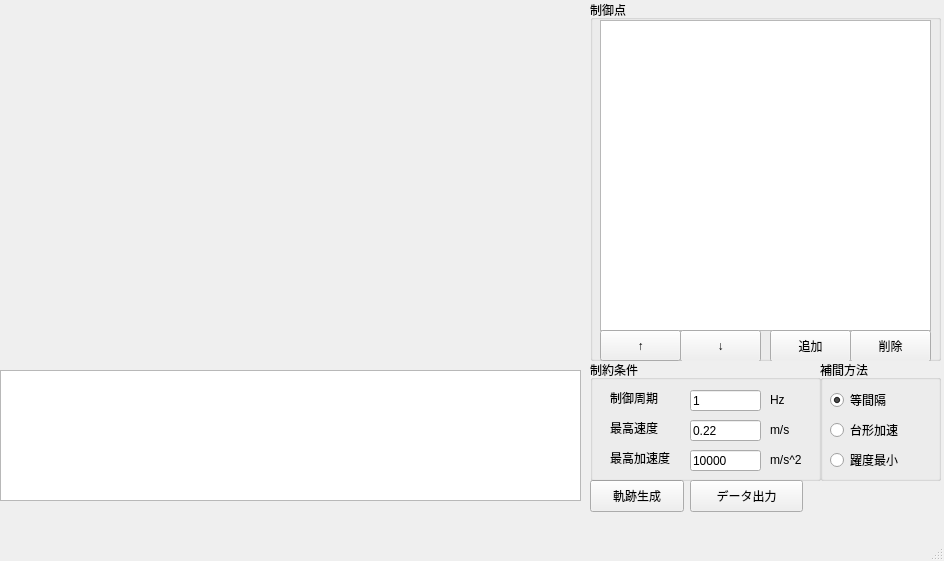
Qt form trajectory_generator.ui (surpace0924/trajectory_generator) before a commit.
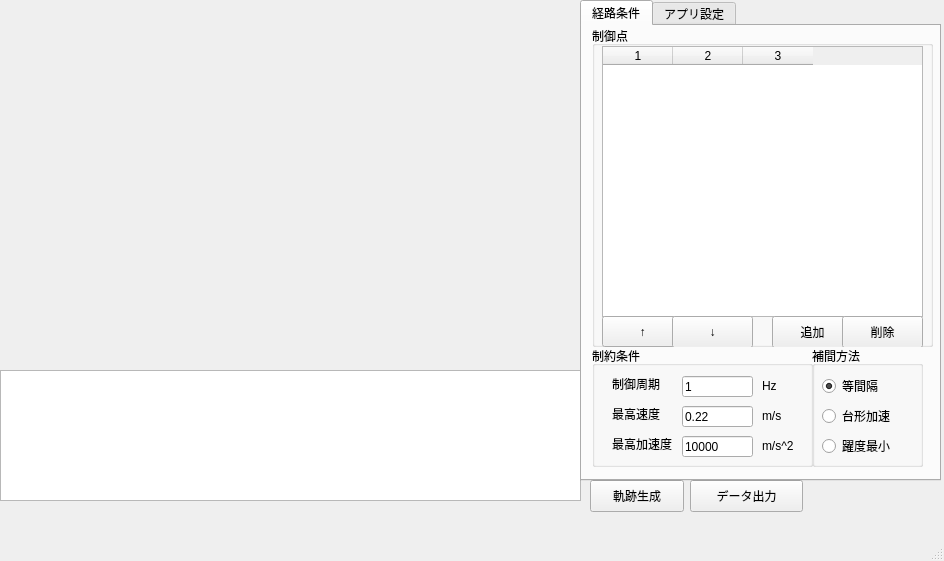
The same form after that commit.

What changed in the file:
```diff
--- a/trajectory_generator.ui
+++ b/trajectory_generator.ui
@@ -50,13 +50,48 @@
      <string>軌跡生成</string>
     </property>
    </widget>
+   <widget class="QPushButton" name="pushButton_2">
+    <property name="enabled">
+     <bool>true</bool>
+    </property>
+    <property name="geometry">
+     <rect>
+      <x>690</x>
+      <y>480</y>
+      <width>113</width>
+      <height>32</height>
+     </rect>
+    </property>
+    <property name="text">
+     <string>データ出力</string>
+    </property>
+    <property name="default">
+     <bool>false</bool>
+    </property>
+   </widget>
+   <widget class="QTabWidget" name="tabWidget">
+    <property name="geometry">
+     <rect>
+      <x>580</x>
+      <y>0</y>
+      <width>361</width>
+      <height>481</height>
+     </rect>
+    </property>
+    <property name="currentIndex">
+     <number>0</number>
+    </property>
+    <widget class="QWidget" name="tab">
+     <attribute name="title">
+      <string>経路条件</string>
+     </attribute>
    <widget class="QGroupBox" name="groupBox">
     <property name="geometry">
      <rect>
-      <x>590</x>
+        <x>10</x>
       <y>0</y>
-      <width>351</width>
-      <height>361</height>
+        <width>341</width>
+        <height>321</height>
      </rect>
     </property>
     <property name="title">
@@ -67,19 +102,25 @@
       <rect>
        <x>10</x>
        <y>20</y>
-       <width>331</width>
-       <height>311</height>
-      </rect>
-     </property>
+         <width>321</width>
+         <height>271</height>
+        </rect>
+       </property>
+       <property name="columnCount">
+        <number>3</number>
+       </property>
      <attribute name="horizontalHeaderDefaultSectionSize">
       <number>70</number>
      </attribute>
+       <column/>
+       <column/>
+       <column/>
     </widget>
     <widget class="QPushButton" name="pushButton_3">
      <property name="geometry">
       <rect>
        <x>10</x>
-       <y>330</y>
+         <y>290</y>
        <width>81</width>
        <height>31</height>
       </rect>
@@ -91,8 +132,8 @@
     <widget class="QPushButton" name="pushButton_4">
      <property name="geometry">
       <rect>
-       <x>90</x>
-       <y>330</y>
+         <x>80</x>
+         <y>290</y>
        <width>81</width>
        <height>32</height>
       </rect>
@@ -105,7 +146,7 @@
      <property name="geometry">
       <rect>
        <x>180</x>
-       <y>330</y>
+         <y>290</y>
        <width>81</width>
        <height>32</height>
       </rect>
@@ -117,8 +158,8 @@
     <widget class="QPushButton" name="pushButton_6">
      <property name="geometry">
       <rect>
-       <x>260</x>
-       <y>330</y>
+         <x>250</x>
+         <y>290</y>
        <width>81</width>
        <height>32</height>
       </rect>
@@ -131,9 +172,9 @@
    <widget class="QGroupBox" name="groupBox_2">
     <property name="geometry">
      <rect>
-      <x>590</x>
-      <y>360</y>
-      <width>231</width>
+        <x>10</x>
+        <y>320</y>
+        <width>221</width>
       <height>121</height>
      </rect>
     </property>
@@ -182,7 +223,7 @@
     <widget class="QLineEdit" name="lineEdit">
      <property name="geometry">
       <rect>
-       <x>100</x>
+         <x>90</x>
        <y>30</y>
        <width>71</width>
        <height>21</height>
@@ -195,7 +236,7 @@
     <widget class="QLineEdit" name="lineEdit_2">
      <property name="geometry">
       <rect>
-       <x>100</x>
+         <x>90</x>
        <y>60</y>
        <width>71</width>
        <height>21</height>
@@ -208,7 +249,7 @@
     <widget class="QLineEdit" name="lineEdit_3">
      <property name="geometry">
       <rect>
-       <x>100</x>
+         <x>90</x>
        <y>90</y>
        <width>71</width>
        <height>21</height>
@@ -221,7 +262,7 @@
     <widget class="QLabel" name="label_4">
      <property name="geometry">
       <rect>
-       <x>180</x>
+         <x>170</x>
        <y>30</y>
        <width>41</width>
        <height>20</height>
@@ -234,7 +275,7 @@
     <widget class="QLabel" name="label_5">
      <property name="geometry">
       <rect>
-       <x>180</x>
+         <x>170</x>
        <y>60</y>
        <width>41</width>
        <height>20</height>
@@ -247,7 +288,7 @@
     <widget class="QLabel" name="label_6">
      <property name="geometry">
       <rect>
-       <x>180</x>
+         <x>170</x>
        <y>90</y>
        <width>41</width>
        <height>20</height>
@@ -261,9 +302,9 @@
    <widget class="QGroupBox" name="groupBox_3">
     <property name="geometry">
      <rect>
-      <x>820</x>
-      <y>360</y>
-      <width>121</width>
+        <x>230</x>
+        <y>320</y>
+        <width>111</width>
       <height>121</height>
      </rect>
     </property>
@@ -313,24 +354,12 @@
      </property>
     </widget>
    </widget>
-   <widget class="QPushButton" name="pushButton_2">
-    <property name="enabled">
-     <bool>true</bool>
-    </property>
-    <property name="geometry">
-     <rect>
-      <x>690</x>
-      <y>480</y>
-      <width>113</width>
-      <height>32</height>
-     </rect>
-    </property>
-    <property name="text">
-     <string>データ出力</string>
-    </property>
-    <property name="default">
-     <bool>false</bool>
-    </property>
+    </widget>
+    <widget class="QWidget" name="tab_2">
+     <attribute name="title">
+      <string>アプリ設定</string>
+     </attribute>
+    </widget>
    </widget>
   </widget>
   <widget class="QMenuBar" name="menubar">
```
Lines whose indentation alone changed are shown as unchanged.
